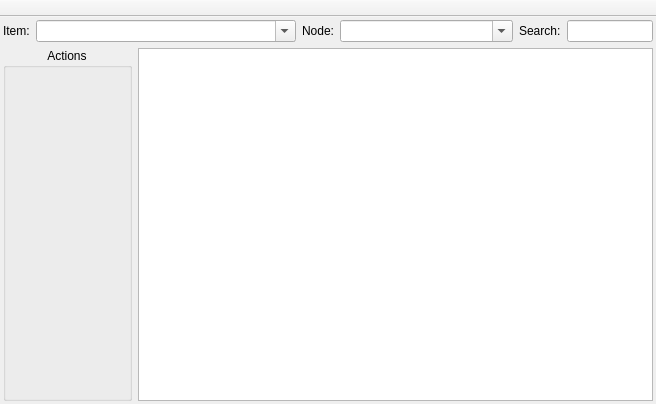
The window that src/plugins/servicediscovery/discoitemswindow.ui (vacuum-im/vacuum-im) describes before a commit, drawn with Qt 5.
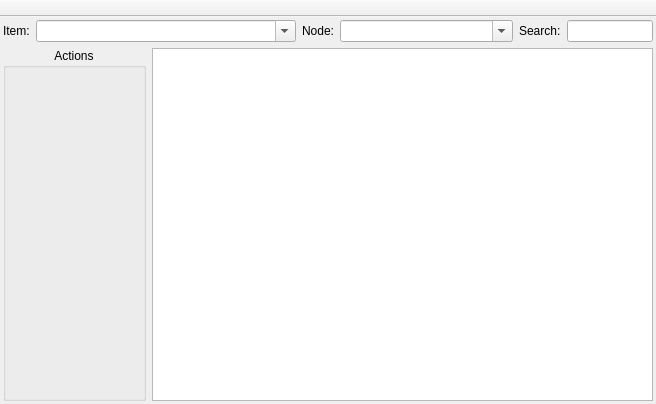
The same window after the commit.

Patch:
```diff
--- a/src/plugins/servicediscovery/discoitemswindow.ui
+++ b/src/plugins/servicediscovery/discoitemswindow.ui
@@ -102,7 +102,7 @@
        <widget class="QGroupBox" name="grbActions" >
         <property name="sizePolicy" >
          <sizepolicy vsizetype="Expanding" hsizetype="Expanding" >
-          <horstretch>1</horstretch>
+          <horstretch>2</horstretch>
           <verstretch>0</verstretch>
          </sizepolicy>
         </property>
@@ -127,7 +127,7 @@
        <widget class="QTreeView" name="trvItems" >
         <property name="sizePolicy" >
          <sizepolicy vsizetype="Expanding" hsizetype="Expanding" >
-          <horstretch>4</horstretch>
+          <horstretch>7</horstretch>
           <verstretch>0</verstretch>
          </sizepolicy>
         </property>
```
